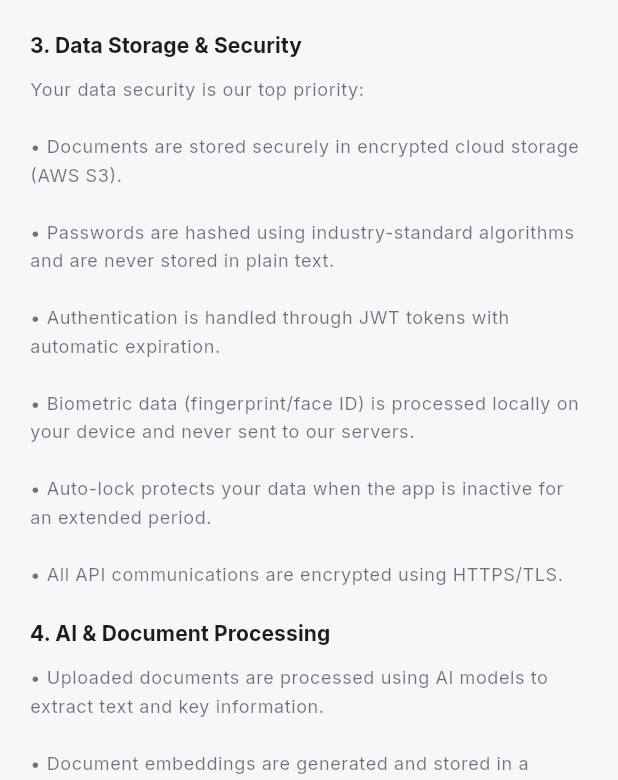
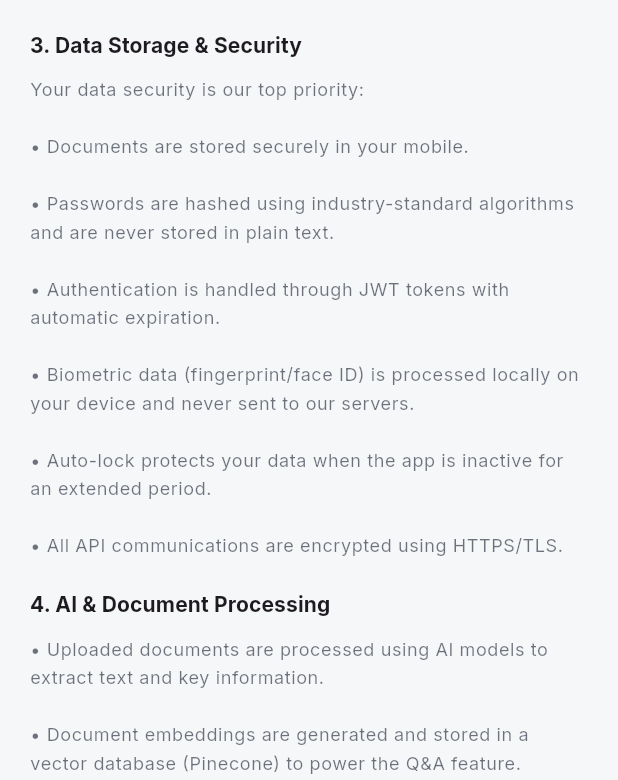
Before and after one commit to Kishore-R45/AI-Powered-Document-Intelligence-System, a Flutter app: the PrivacyPolicyScreen screen opened by its route, scrolled down 576 dp, on a phone screen of 412 x 824 dp, the part 456-1236 px from its top. Run offline on Flutter 3.47's test engine with Material 3 defaults, Android fonts, the phone set to English and light mode, and no system bars; drawn by our look-alikes of flutter_animate; our stand-ins replace file_picker, firebase_core, firebase_messaging, fl_chart, flutter_local_notifications, gap and 7 more; accounts and stored records are empty.

Commit message:
privacy policy contents modified

```diff
--- a/mobile_app/frontend/lib/screens/privacy/privacy_policy_screen.dart
+++ b/mobile_app/frontend/lib/screens/privacy/privacy_policy_screen.dart
@@ -81,7 +81,7 @@ class PrivacyPolicyScreen extends StatelessWidget {
             title: '3. Data Storage & Security',
             content:
                 'Your data security is our top priority:\n\n'
-                '• Documents are stored securely in encrypted cloud storage (AWS S3).\n\n'
+                '• Documents are stored securely in your mobile.\n\n'
                 '• Passwords are hashed using industry-standard algorithms and are never stored in plain text.\n\n'
                 '• Authentication is handled through JWT tokens with automatic expiration.\n\n'
                 '• Biometric data (fingerprint/face ID) is processed locally on your device and never sent to our servers.\n\n'
```
